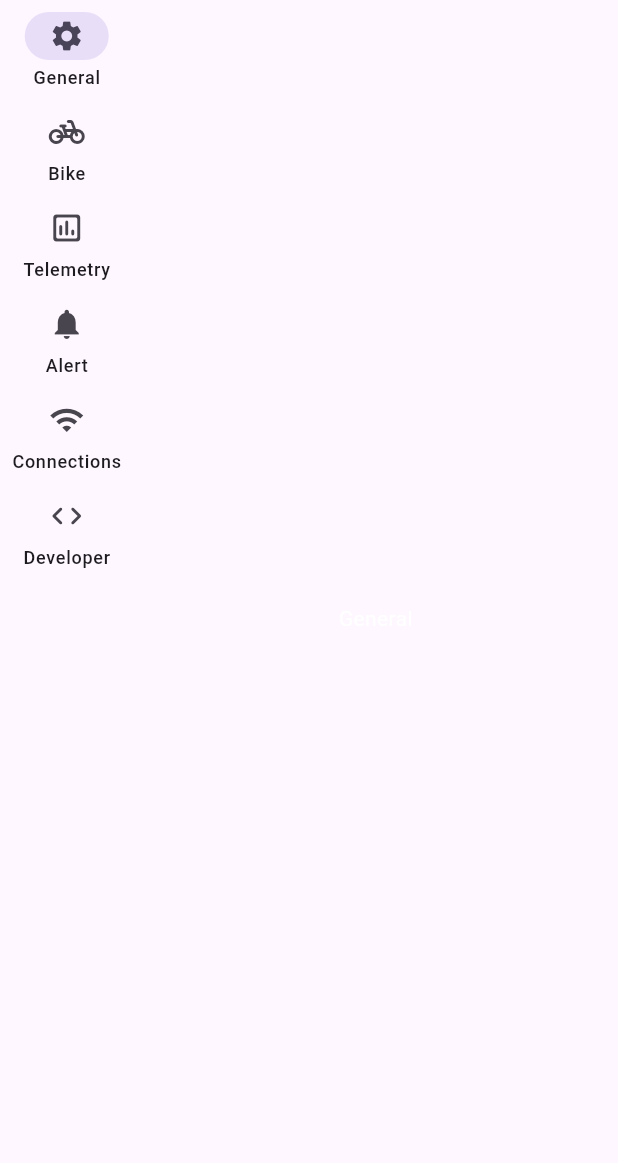
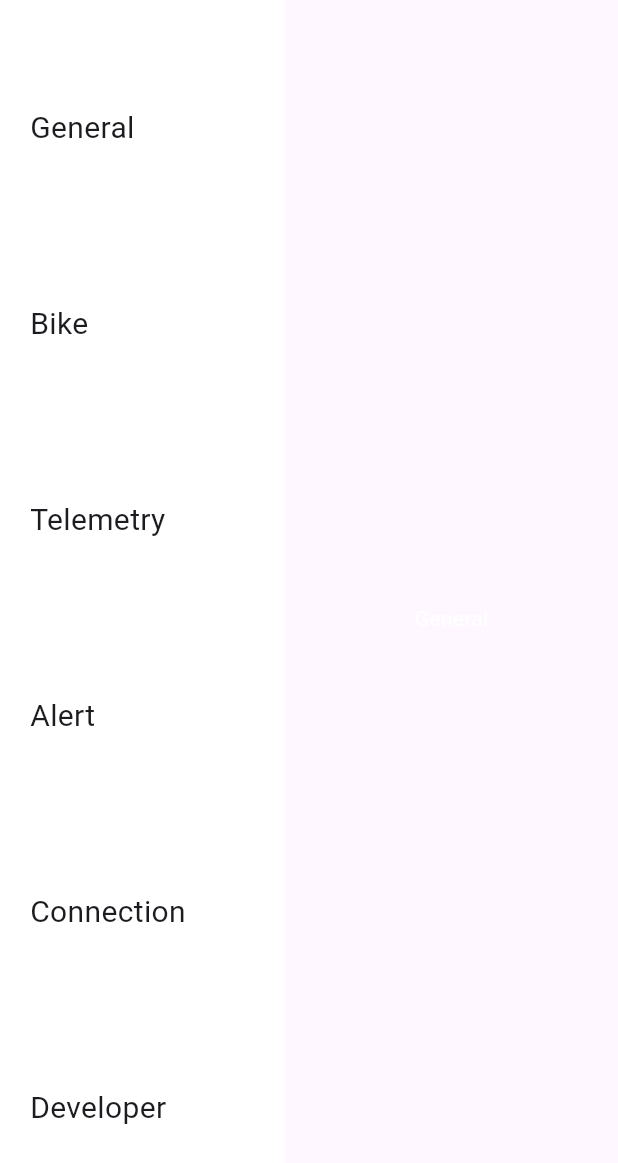
Before and after one commit to jona-mtw/ebike_raspberry_pi_display, a Flutter app: the NavRail widget shown alone on an empty page, opened directly, on a phone screen of 412 x 824 dp. Shown: the top 1163 px of the screen. Run offline on Flutter 3.47's test engine with Material 3 defaults, Android fonts, the light colour scheme and no system bars; our stand-ins replace google_fonts.

Commit message:
settings-menu

```diff
--- a/lib/pages/settings.dart
+++ b/lib/pages/settings.dart
@@ -57,43 +57,83 @@ class _NavRailState extends State<NavRail> {
   Widget build(BuildContext context) {
     return Row(
       children: [
-        NavigationRail(
-          labelType: NavigationRailLabelType.all,
-          destinations: [
-            NavigationRailDestination(
-              icon: Icon(Icons.settings),
-              label: Text("General"),
+        Container(
+          decoration: BoxDecoration(color: Colors.white),
+          padding: EdgeInsets.all(20),
+          child: Column(
+            crossAxisAlignment: .start,
+            mainAxisAlignment: .spaceAround,
+            children: [
+              CustomInkwell(
+                text: "General",
+                index: 0,
+                onTap: (index) => setState(() => _selectedIndex = index),
               ),
-            NavigationRailDestination(
-              icon: Icon(Icons.pedal_bike_rounded),
-              label: Text("Bike"),
+              CustomInkwell(
+                text: "Bike",
+                index: 1,
+                onTap: (index) => setState(() => _selectedIndex = index),
               ),
-            NavigationRailDestination(
-              icon: Icon(Icons.insert_chart_outlined_rounded),
-              label: Text("Telemetry"),
+              CustomInkwell(
+                text: "Telemetry",
+                index: 2,
+                onTap: (index) => setState(() => _selectedIndex = index),
               ),
-            NavigationRailDestination(
-              icon: Icon(Icons.notifications),
-              label: Text("Alert"),
+              CustomInkwell(
+                text: "Alert",
+                index: 3,
+                onTap: (index) => setState(() => _selectedIndex = index),
               ),
-            NavigationRailDestination(
-              icon: Icon(Icons.wifi),
-              label: Text("Connections"),
+              CustomInkwell(
+                text: "Connection",
+                index: 4,
+                onTap: (index) => setState(() => _selectedIndex = index),
               ),
-            NavigationRailDestination(
-              icon: Icon(Icons.code_rounded),
-              label: Text("Developer"),
+              CustomInkwell(
+                text: "Developer",
+                index: 5,
+                onTap: (index) => setState(() => _selectedIndex = index),
               ),
             ],
-          onDestinationSelected: (index) {
-            setState(() {
-              _selectedIndex = index;
+          ),
+        ),
+        Expanded(
+          child: Container(
+            padding: EdgeInsets.all(5),
+            child: pages[_selectedIndex],
+          ),
+        ),
+      ],
+    );
+  }
+}
+
+class CustomInkwell extends StatefulWidget {
+  final String text;
+  final int index;
+  final Function(int) onTap;
+
+  const CustomInkwell({
+    super.key,
+    required this.text,
+    required this.index,
+    required this.onTap,
   });
-          },
-          selectedIndex: _selectedIndex,
+
+  @override
+  State<CustomInkwell> createState() => _CustomInkwellState();
+}
+
+class _CustomInkwellState extends State<CustomInkwell> {
+  @override
+  Widget build(BuildContext context) {
+    return InkWell(
+      onTap: () => widget.onTap(widget.index),
+      child: Container(
+        width: 150,
+        padding: EdgeInsets.only(top: 5, bottom: 5),
+        child: Text(widget.text, style: TextStyle(fontSize: 20)),
       ),
-        Expanded(child: pages[_selectedIndex]),
-      ],
     );
   }
 }
```
Lines whose indentation alone changed are shown as unchanged.
